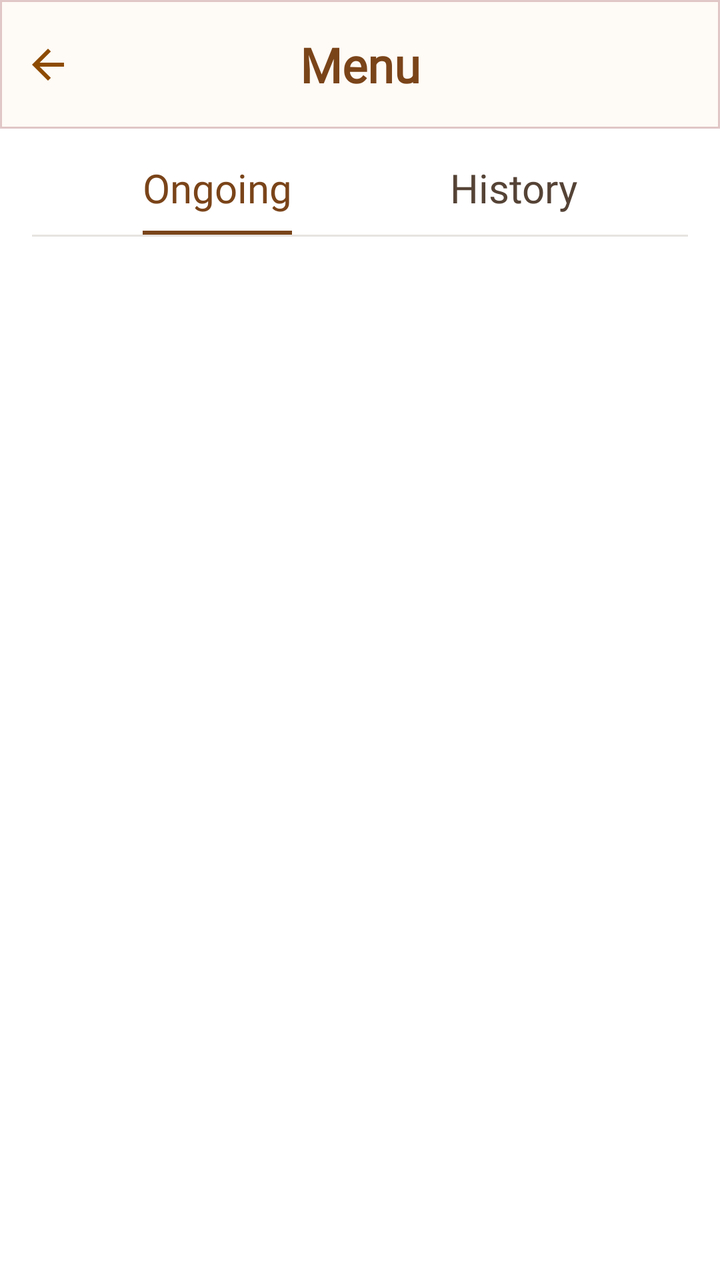
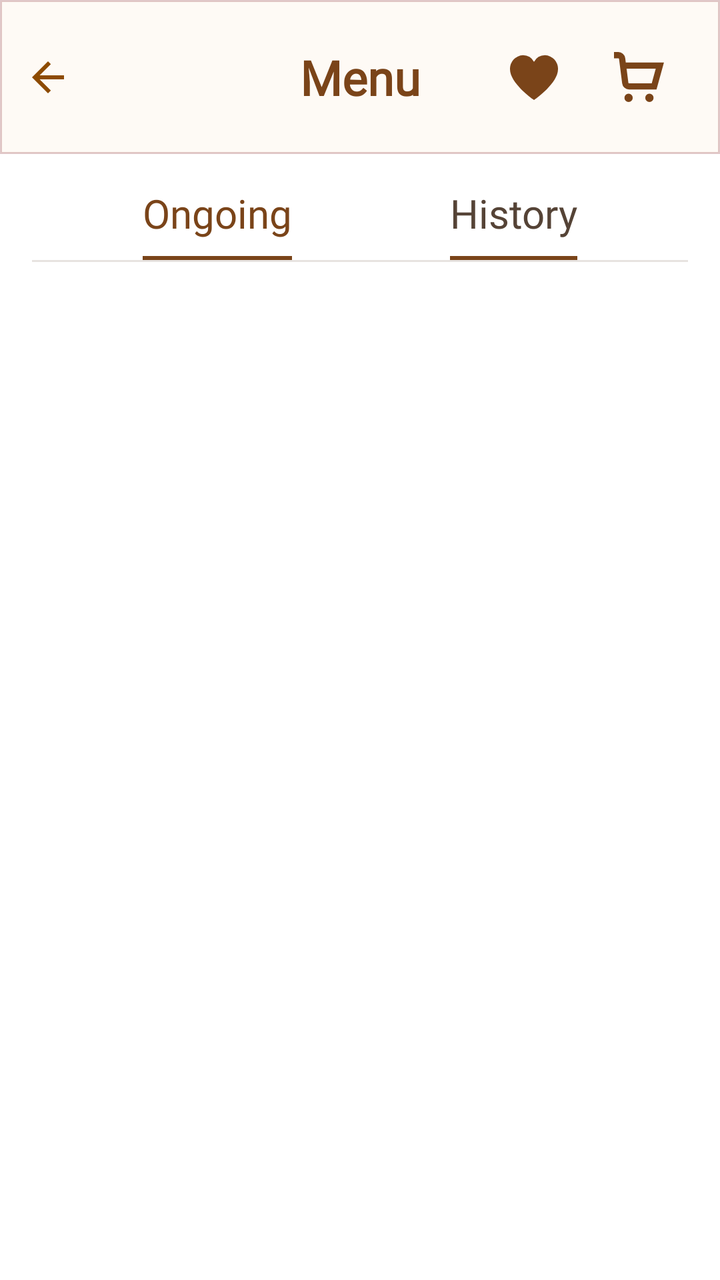

Two renders of the same Android screen: before a commit and after it. Below are the layout's source before the change and the commit's diff.
<!-- AndroidManifest.xml: application theme Theme.PersonalMidterm -->
<!-- res/layout/fragment_orders.xml -->
<?xml version="1.0" encoding="utf-8"?>
<androidx.constraintlayout.widget.ConstraintLayout xmlns:android="http://schemas.android.com/apk/res/android"
    xmlns:app="http://schemas.android.com/apk/res-auto"
    xmlns:tools="http://schemas.android.com/tools"
    android:layout_width="match_parent"
    android:layout_height="match_parent">

    
    <include
        android:id="@+id/header"
        layout="@layout/layout_app_header"
        app:layout_constraintEnd_toEndOf="parent"
        app:layout_constraintStart_toStartOf="parent"
        app:layout_constraintTop_toTopOf="parent" />

    
    <androidx.constraintlayout.widget.ConstraintLayout
        android:id="@+id/tabs_bar"
        android:layout_width="0dp"
        android:layout_height="wrap_content"
        android:paddingHorizontal="16dp"
        android:paddingTop="16dp"
        android:paddingBottom="12dp"
        app:layout_constraintTop_toBottomOf="@id/header"
        app:layout_constraintStart_toStartOf="parent"
        app:layout_constraintEnd_toEndOf="parent">

        <TextView
            android:id="@+id/tab_ongoing"
            android:layout_width="wrap_content"
            android:layout_height="wrap_content"
            android:fontFamily="@font/playfairdisplay_bold"
            android:paddingBottom="8dp"
            android:text="Ongoing"
            android:textColor="@color/theme_brown"
            android:textSize="20sp"
            app:layout_constraintStart_toStartOf="parent"
            app:layout_constraintEnd_toStartOf="@id/tab_history"
            app:layout_constraintTop_toTopOf="parent" />

        <View
            android:id="@+id/tab_ongoing_indicator"
            android:layout_width="0dp"
            android:layout_height="2dp"
            android:background="@color/theme_brown"
            app:layout_constraintStart_toStartOf="@id/tab_ongoing"
            app:layout_constraintEnd_toEndOf="@id/tab_ongoing"
            app:layout_constraintTop_toBottomOf="@id/tab_ongoing" />

        <TextView
            android:id="@+id/tab_history"
            android:layout_width="wrap_content"
            android:layout_height="wrap_content"
            android:layout_marginStart="24dp"
            android:fontFamily="@font/playfairdisplay_medium"
            android:paddingBottom="8dp"
            android:text="History"
            android:textColor="@color/text_secondary"
            android:textSize="20sp"
            app:layout_constraintStart_toEndOf="@id/tab_ongoing"
            app:layout_constraintEnd_toEndOf="parent"
            app:layout_constraintTop_toTopOf="parent" />

        <View
            android:id="@+id/tabs_divider"
            android:layout_width="0dp"
            android:layout_height="1dp"
            android:background="@color/divider_light"
            app:layout_constraintStart_toStartOf="parent"
            app:layout_constraintEnd_toEndOf="parent"
            app:layout_constraintTop_toBottomOf="@id/tab_ongoing_indicator" />

    </androidx.constraintlayout.widget.ConstraintLayout>

    <androidx.core.widget.NestedScrollView
        android:layout_width="0dp"
        android:layout_height="0dp"
        android:fillViewport="true"
        app:layout_constraintTop_toBottomOf="@id/tabs_bar"
        app:layout_constraintStart_toStartOf="parent"
        app:layout_constraintEnd_toEndOf="parent"
        app:layout_constraintBottom_toBottomOf="parent">

        <androidx.constraintlayout.widget.ConstraintLayout
            android:layout_width="match_parent"
            android:layout_height="wrap_content"
            android:paddingHorizontal="16dp"
            android:paddingTop="16dp"
            android:paddingBottom="24dp">

            <androidx.recyclerview.widget.RecyclerView
                android:id="@+id/rv_orders"
                android:layout_width="match_parent"
                android:layout_height="wrap_content"
                android:clipToPadding="false"
                android:overScrollMode="never"
                android:nestedScrollingEnabled="false"
                app:layoutManager="androidx.recyclerview.widget.LinearLayoutManager"
                app:layout_constraintTop_toTopOf="parent"
                app:layout_constraintStart_toStartOf="parent"
                app:layout_constraintEnd_toEndOf="parent"
                tools:listitem="@layout/item_order"
                tools:itemCount="3" />

        </androidx.constraintlayout.widget.ConstraintLayout>
    </androidx.core.widget.NestedScrollView>

</androidx.constraintlayout.widget.ConstraintLayout>
<!-- res/layout/layout_app_header.xml (included above) -->
<?xml version="1.0" encoding="utf-8"?>
<androidx.constraintlayout.widget.ConstraintLayout xmlns:android="http://schemas.android.com/apk/res/android"
    xmlns:app="http://schemas.android.com/apk/res-auto"
    android:layout_width="match_parent"
    android:layout_height="wrap_content"
    android:padding="16dp"
    android:background="@drawable/bg_header">

    <ImageView
        android:id="@+id/back_button"
        android:layout_width="wrap_content"
        android:layout_height="wrap_content"
        android:src="@drawable/ic_back_arrow"
        android:visibility="visible"
        app:layout_constraintBottom_toBottomOf="parent"
        app:layout_constraintStart_toStartOf="parent"
        app:layout_constraintTop_toTopOf="parent" />

    <TextView
        android:id="@+id/screen_title"
        android:layout_width="wrap_content"
        android:layout_height="wrap_content"
        android:textSize="24sp"
        android:textStyle="bold"
        android:text="Menu"
        android:textColor="@color/theme_brown"
        android:fontFamily="@font/playfairdisplay_bold"
        android:visibility="visible"
        app:layout_constraintBottom_toBottomOf="parent"
        app:layout_constraintEnd_toEndOf="parent"
        app:layout_constraintStart_toStartOf="parent"
        app:layout_constraintTop_toTopOf="parent" />

    <LinearLayout
        android:id="@+id/greeting_container"
        android:layout_width="wrap_content"
        android:layout_height="wrap_content"
        android:orientation="vertical"
        android:visibility="gone"
        app:layout_constraintBottom_toBottomOf="parent"
        app:layout_constraintStart_toStartOf="parent"
        app:layout_constraintTop_toTopOf="parent">

        <TextView
            android:id="@+id/greeting_text"
            android:layout_width="wrap_content"
            android:layout_height="wrap_content"
            android:text="Good Morning,"
            android:textSize="14sp" />

        <TextView
            android:id="@+id/user_name"
            android:layout_width="wrap_content"
            android:layout_height="wrap_content"
            android:text="Xavier"
            android:textSize="18sp"
            android:textStyle="bold" />
    </LinearLayout>

    <ImageView
        android:id="@+id/user_avatar"
        android:layout_width="40dp"
        android:layout_height="40dp"
        android:src="@android:drawable/ic_menu_report_image"
        android:visibility="gone"
        app:layout_constraintBottom_toBottomOf="parent"
        app:layout_constraintEnd_toEndOf="parent"
        app:layout_constraintTop_toTopOf="parent" />

    <ImageView
        android:id="@+id/cart_icon"
        android:layout_width="wrap_content"
        android:layout_height="wrap_content"
        android:src="@android:drawable/ic_menu_search"
        android:visibility="gone"
        app:layout_constraintBottom_toBottomOf="parent"
        app:layout_constraintEnd_toEndOf="parent"
        app:layout_constraintTop_toTopOf="parent" />

    <ImageView
        android:id="@+id/favorite_icon"
        android:layout_width="wrap_content"
        android:layout_height="wrap_content"
        android:layout_marginEnd="16dp"
        android:src="@android:drawable/btn_star"
        android:visibility="gone"
        app:layout_constraintBottom_toBottomOf="parent"
        app:layout_constraintEnd_toStartOf="@id/cart_icon"
        app:layout_constraintTop_toTopOf="parent" />

</androidx.constraintlayout.widget.ConstraintLayout>
<!-- res/layout/item_order.xml (included above) -->
<?xml version="1.0" encoding="utf-8"?>
<com.google.android.material.card.MaterialCardView xmlns:android="http://schemas.android.com/apk/res/android"
    xmlns:app="http://schemas.android.com/apk/res-auto"
    android:layout_width="match_parent"
    android:layout_height="wrap_content"
    android:layout_marginBottom="12dp"
    app:cardCornerRadius="14dp"
    app:cardElevation="0dp"
    app:cardBackgroundColor="#F8F3EC"
    app:contentPadding="16dp">

    <androidx.constraintlayout.widget.ConstraintLayout
        android:layout_width="match_parent"
        android:layout_height="wrap_content">

        <TextView
            android:id="@+id/tv_order_date"
            android:layout_width="wrap_content"
            android:layout_height="wrap_content"
            android:fontFamily="@font/manrope_medium"
            android:text="OCT 24, 2023"
            android:textAllCaps="true"
            android:textColor="@color/text_secondary"
            android:textSize="12sp"
            app:layout_constraintStart_toStartOf="parent"
            app:layout_constraintTop_toTopOf="parent" />

        <com.google.android.material.card.MaterialCardView
            android:id="@+id/status_badge_bg"
            android:layout_width="wrap_content"
            android:layout_height="wrap_content"
            android:layout_marginStart="8dp"
            app:cardCornerRadius="10dp"
            android:paddingVertical="4dp"
            android:paddingHorizontal="12dp"
            app:cardElevation="0dp"
            app:cardBackgroundColor="@color/status_delivered_bg"
            app:layout_constraintStart_toEndOf="@id/tv_order_date"
            app:layout_constraintTop_toTopOf="@id/tv_order_date"
            app:layout_constraintBottom_toBottomOf="@id/tv_order_date">

            <TextView
                android:id="@+id/tv_status_badge"
                android:layout_width="wrap_content"
                android:layout_height="wrap_content"
                android:paddingHorizontal="10dp"
                android:paddingVertical="3dp"
                android:fontFamily="@font/manrope_bold"
                android:text="Delivered"
                android:textColor="@color/status_delivered_text"
                android:textSize="11sp" />

        </com.google.android.material.card.MaterialCardView>

        <TextView
            android:id="@+id/tv_order_price"
            android:layout_width="wrap_content"
            android:layout_height="wrap_content"
            android:fontFamily="@font/playfairdisplay_bold"
            android:text="80.000d"
            android:textColor="@color/theme_brown"
            android:textSize="22sp"
            app:layout_constraintEnd_toEndOf="parent"
            app:layout_constraintTop_toTopOf="parent" />

        <TextView
            android:id="@+id/tv_order_items"
            android:layout_width="0dp"
            android:layout_height="wrap_content"
            android:layout_marginTop="10dp"
            android:fontFamily="@font/manrope_medium"
            android:text="Lavender Latte"
            android:textColor="@color/text_primary"
            android:textSize="14sp"
            app:layout_constraintStart_toStartOf="parent"
            app:layout_constraintEnd_toEndOf="parent"
            app:layout_constraintTop_toBottomOf="@id/tv_order_date" />

        <View
            android:id="@+id/divider"
            android:layout_width="match_parent"
            android:layout_height="2dp"
            app:layout_constraintStart_toStartOf="parent"
            app:layout_constraintTop_toBottomOf="@id/tv_order_items"
            android:background="@color/divider_light"
            android:layout_marginTop="4dp"/>

        <ImageView
            android:id="@+id/ic_location"
            android:layout_width="14dp"
            android:layout_height="14dp"
            android:layout_marginTop="4dp"
            android:src="@drawable/ic_pin"
            app:tint="@color/text_secondary"
            app:layout_constraintStart_toStartOf="parent"
            app:layout_constraintTop_toBottomOf="@id/divider"
            app:layout_constraintBottom_toBottomOf="@id/tv_order_address" />

        <TextView
            android:id="@+id/tv_order_address"
            android:layout_width="0dp"
            android:layout_height="wrap_content"
            android:layout_marginStart="6dp"
            android:layout_marginTop="4dp"
            android:fontFamily="@font/manrope_regular"
            android:text="123 Botanical Lane, Flower District"
            android:textColor="@color/text_secondary"
            android:textSize="12sp"
            app:layout_constraintStart_toEndOf="@id/ic_location"
            app:layout_constraintEnd_toEndOf="parent"
            app:layout_constraintTop_toBottomOf="@id/divider" />

    </androidx.constraintlayout.widget.ConstraintLayout>

</com.google.android.material.card.MaterialCardView>
<!-- resources referenced by this layout -->
<resources>
  <color name="divider_light">#33887364</color>
  <color name="status_delivered_bg">#30436444</color>
  <color name="status_delivered_text">#4A6741</color>
  <color name="text_primary">#1D1C18</color>
  <color name="text_secondary">#554336</color>
  <color name="theme_brown">#7A4419</color>
  <!-- drawable bg_header (drawable) -->
  <shape xmlns:android="http://schemas.android.com/apk/res/android">
      <solid android:color="#FEFAF5" />
      <stroke android:color="#519F5255"/>
      <stroke android:width="1dp"/>
  </shape>
  <!-- drawable ic_back_arrow (drawable) -->
  <vector xmlns:android="http://schemas.android.com/apk/res/android"
      android:width="16dp"
      android:height="16dp"
      android:viewportWidth="16"
      android:viewportHeight="16">
    <path
        android:pathData="M3.825,9L9.425,14.6L8,16L0,8L8,0L9.425,1.4L3.825,7H16V9H3.825Z"
        android:fillColor="#8D4B00"/>
  </vector>
  <!-- drawable ic_pin (drawable) -->
  <vector xmlns:android="http://schemas.android.com/apk/res/android"
      android:width="10dp"
      android:height="12dp"
      android:viewportWidth="10"
      android:viewportHeight="12">
    <path
        android:pathData="M4.667,5.833C4.988,5.833 5.262,5.719 5.491,5.491C5.719,5.262 5.833,4.988 5.833,4.667C5.833,4.346 5.719,4.071 5.491,3.843C5.262,3.614 4.988,3.5 4.667,3.5C4.346,3.5 4.071,3.614 3.843,3.843C3.614,4.071 3.5,4.346 3.5,4.667C3.5,4.988 3.614,5.262 3.843,5.491C4.071,5.719 4.346,5.833 4.667,5.833ZM4.667,10.121C5.853,9.032 6.733,8.043 7.306,7.153C7.88,6.264 8.167,5.474 8.167,4.783C8.167,3.724 7.829,2.856 7.153,2.18C6.477,1.505 5.649,1.167 4.667,1.167C3.685,1.167 2.856,1.505 2.18,2.18C1.505,2.856 1.167,3.724 1.167,4.783C1.167,5.474 1.453,6.264 2.027,7.153C2.601,8.043 3.481,9.032 4.667,10.121ZM4.667,11.667C3.101,10.335 1.932,9.098 1.159,7.955C0.386,6.813 0,5.756 0,4.783C0,3.325 0.469,2.163 1.407,1.298C2.345,0.433 3.432,0 4.667,0C5.901,0 6.988,0.433 7.926,1.298C8.864,2.163 9.333,3.325 9.333,4.783C9.333,5.756 8.947,6.813 8.174,7.955C7.401,9.098 6.232,10.335 4.667,11.667Z"
        android:fillColor="#554336"/>
  </vector>
  <style name="Theme.PersonalMidterm" parent="Theme.MaterialComponents.DayNight.DarkActionBar">
          <item name="android:textColorPrimary">@color/text_primary</item>
          <item name="android:textColorSecondary">@color/text_primary</item>
          
          <item name="android:statusBarColor">?attr/colorPrimaryVariant</item>
          
      </style>
</resources>

<!-- the commit's change to res/layout/fragment_orders.xml (unified diff, before → after) -->
@@ -46,6 +46,14 @@
             app:layout_constraintStart_toStartOf="@id/tab_ongoing"
             app:layout_constraintEnd_toEndOf="@id/tab_ongoing"
             app:layout_constraintTop_toBottomOf="@id/tab_ongoing" />
+        <View
+            android:id="@+id/tab_history_indicator"
+            android:layout_width="0dp"
+            android:layout_height="2dp"
+            android:background="@color/theme_brown"
+            app:layout_constraintStart_toStartOf="@id/tab_history"
+            app:layout_constraintEnd_toEndOf="@id/tab_history"
+            app:layout_constraintTop_toBottomOf="@id/tab_history" />
 
         <TextView
             android:id="@+id/tab_history"
@@ -140,62 +148,34 @@
         app:layout_constraintStart_toStartOf="parent"
         app:layout_constraintTop_toTopOf="parent" />
 
-    <LinearLayout
-        android:id="@+id/greeting_container"
-        android:layout_width="wrap_content"
-        android:layout_height="wrap_content"
-        android:orientation="vertical"
-        android:visibility="gone"
-        app:layout_constraintBottom_toBottomOf="parent"
-        app:layout_constraintStart_toStartOf="parent"
-        app:layout_constraintTop_toTopOf="parent">
-
-        <TextView
-            android:id="@+id/greeting_text"
-            android:layout_width="wrap_content"
-            android:layout_height="wrap_content"
-            android:text="Good Morning,"
-            android:textSize="14sp" />
-
-        <TextView
-            android:id="@+id/user_name"
-            android:layout_width="wrap_content"
-            android:layout_height="wrap_content"
-            android:text="Xavier"
-            android:textSize="18sp"
-            android:textStyle="bold" />
-    </LinearLayout>
-
-    <ImageView
-        android:id="@+id/user_avatar"
-        android:layout_width="40dp"
-        android:layout_height="40dp"
-        android:src="@android:drawable/ic_menu_report_image"
-        android:visibility="gone"
-        app:layout_constraintBottom_toBottomOf="parent"
-        app:layout_constraintEnd_toEndOf="parent"
-        app:layout_constraintTop_toTopOf="parent" />
-
-    <ImageView
+
+    <ImageButton
         android:id="@+id/cart_icon"
         android:layout_width="wrap_content"
         android:layout_height="wrap_content"
-        android:src="@android:drawable/ic_menu_search"
-        android:visibility="gone"
-        app:layout_constraintBottom_toBottomOf="parent"
-        app:layout_constraintEnd_toEndOf="parent"
-        app:layout_constraintTop_toTopOf="parent" />
-
-    <ImageView
+        android:src="@drawable/ic_cart"
+        android:scaleType="fitCenter"
+        app:tint="@color/theme_brown"
+        android:backgroundTint="@android:color/transparent"
+        android:visibility="visible"
+        app:layout_constraintBottom_toBottomOf="parent"
+        app:layout_constraintEnd_toEndOf="parent"
+        app:layout_constraintTop_toTopOf="parent"
+        />
+
+    <ImageButton
         android:id="@+id/favorite_icon"
         android:layout_width="wrap_content"
         android:layout_height="wrap_content"
-        android:layout_marginEnd="16dp"
-        android:src="@android:drawable/btn_star"
-        android:visibility="gone"
+        app:tint="@color/theme_brown"
+        android:src="@drawable/ic_full_heart"
+        android:backgroundTint="@android:color/transparent"
+        android:visibility="visible"
         app:layout_constraintBottom_toBottomOf="parent"
         app:layout_constraintEnd_toStartOf="@id/cart_icon"
-        app:layout_constraintTop_toTopOf="parent" />
+        app:layout_constraintTop_toTopOf="parent"
+
+        android:layout_marginEnd="4dp"/>
 
 </androidx.constraintlayout.widget.ConstraintLayout>
 <!-- res/layout/item_order.xml (included above) -->
<!-- resource entries referenced after the edit -->
@@ -22,6 +22,32 @@
         android:pathData="M3.825,9L9.425,14.6L8,16L0,8L8,0L9.425,1.4L3.825,7H16V9H3.825Z"
         android:fillColor="#8D4B00"/>
   </vector>
+  <!-- drawable ic_cart (drawable) -->
+  <vector xmlns:android="http://schemas.android.com/apk/res/android"
+      android:width="25dp"
+      android:height="25dp"
+      android:viewportWidth="24"
+      android:viewportHeight="24">
+    <path
+        android:fillColor="#FF000000"
+        android:pathData="M7,22m-2,0a2,2 0,1 1,4 0a2,2 0,1 1,-4 0"/>
+    <path
+        android:fillColor="#FF000000"
+        android:pathData="M17,22m-2,0a2,2 0,1 1,4 0a2,2 0,1 1,-4 0"/>
+    <path
+        android:fillColor="#FF000000"
+        android:pathData="M5.654,5 L5.391,2.938A3.328,3.328 0,0 0,2.087 0H0V3H2.087a0.331,0.331 0,0 1,0.326 0.3l1.5,11.759A3.327,3.327 0,0 0,7.217 18H20.4L23.974,5ZM18.112,15H7.217a0.329,0.329 0,0 1,-0.325 -0.3L6.037,8h14Z"/>
+  </vector>
+  <!-- drawable ic_full_heart (drawable) -->
+  <vector xmlns:android="http://schemas.android.com/apk/res/android"
+      android:width="24dp"
+      android:height="24dp"
+      android:viewportWidth="24"
+      android:viewportHeight="24">
+    <path
+        android:fillColor="#FF000000"
+        android:pathData="M17.5,0.917a6.4,6.4 0,0 0,-5.5 3.3A6.4,6.4 0,0 0,6.5 0.917,6.8 6.8,0 0,0 0,7.967c0,6.775 10.956,14.6 11.422,14.932l0.578,0.409 0.578,-0.409C13.044,22.569 24,14.742 24,7.967A6.8,6.8 0,0 0,17.5 0.917Z"/>
+  </vector>
   <!-- drawable ic_pin (drawable) -->
   <vector xmlns:android="http://schemas.android.com/apk/res/android"
       android:width="10dp"
@@ -32,7 +58,7 @@
         android:pathData="M4.667,5.833C4.988,5.833 5.262,5.719 5.491,5.491C5.719,5.262 5.833,4.988 5.833,4.667C5.833,4.346 5.719,4.071 5.491,3.843C5.262,3.614 4.988,3.5 4.667,3.5C4.346,3.5 4.071,3.614 3.843,3.843C3.614,4.071 3.5,4.346 3.5,4.667C3.5,4.988 3.614,5.262 3.843,5.491C4.071,5.719 4.346,5.833 4.667,5.833ZM4.667,10.121C5.853,9.032 6.733,8.043 7.306,7.153C7.88,6.264 8.167,5.474 8.167,4.783C8.167,3.724 7.829,2.856 7.153,2.18C6.477,1.505 5.649,1.167 4.667,1.167C3.685,1.167 2.856,1.505 2.18,2.18C1.505,2.856 1.167,3.724 1.167,4.783C1.167,5.474 1.453,6.264 2.027,7.153C2.601,8.043 3.481,9.032 4.667,10.121ZM4.667,11.667C3.101,10.335 1.932,9.098 1.159,7.955C0.386,6.813 0,5.756 0,4.783C0,3.325 0.469,2.163 1.407,1.298C2.345,0.433 3.432,0 4.667,0C5.901,0 6.988,0.433 7.926,1.298C8.864,2.163 9.333,3.325 9.333,4.783C9.333,5.756 8.947,6.813 8.174,7.955C7.401,9.098 6.232,10.335 4.667,11.667Z"
         android:fillColor="#554336"/>
   </vector>
-  <style name="Theme.PersonalMidterm" parent="Theme.MaterialComponents.DayNight.DarkActionBar">
+  <style name="Theme.PersonalMidterm" parent="Theme.MaterialComponents.DayNight.NoActionBar">
           <item name="android:textColorPrimary">@color/text_primary</item>
           <item name="android:textColorSecondary">@color/text_primary</item>
           
